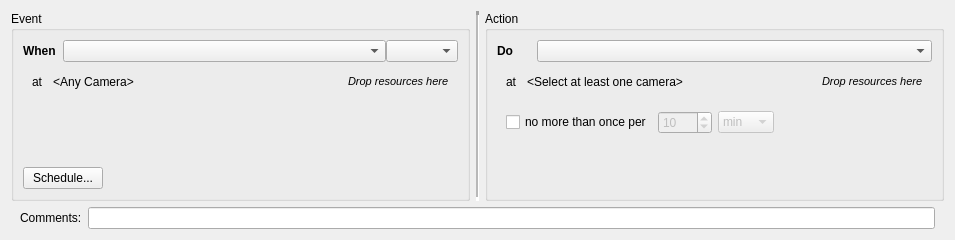
Old version of the form client/src/ui/widgets/business/business_rule_widget.ui in the repository networkoptix/nx_open.
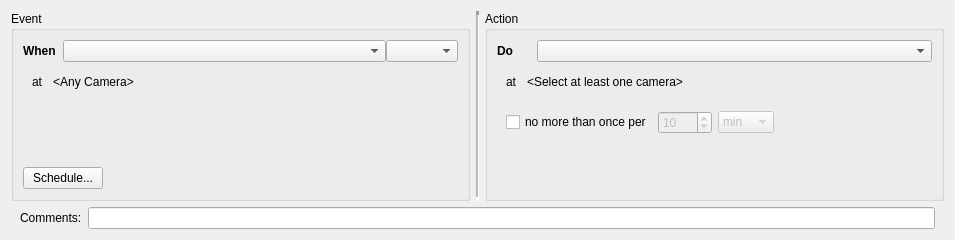
New version of the form. Icons and pictures are not drawn.

```diff
--- a/client/src/ui/widgets/business/business_rule_widget.ui
+++ b/client/src/ui/widgets/business/business_rule_widget.ui
@@ -97,13 +97,6 @@
              </property>
             </spacer>
            </item>
-           <item>
-            <widget class="QLabel" name="eventDropLabel">
-             <property name="text">
-              <string>&lt;html&gt;&lt;head/&gt;&lt;body&gt;&lt;p&gt;&lt;span style=&quot; font-size:8pt; font-style:italic;&quot;&gt;Drop resources here&lt;/span&gt;&lt;/p&gt;&lt;/body&gt;&lt;/html&gt;</string>
-             </property>
-            </widget>
-           </item>
           </layout>
          </widget>
         </item>
@@ -249,13 +242,6 @@
              </property>
             </spacer>
            </item>
-           <item>
-            <widget class="QLabel" name="actionDropLabel">
-             <property name="text">
-              <string>&lt;html&gt;&lt;head/&gt;&lt;body&gt;&lt;p&gt;&lt;span style=&quot; font-size:8pt; font-style:italic;&quot;&gt;Drop resources here&lt;/span&gt;&lt;/p&gt;&lt;/body&gt;&lt;/html&gt;</string>
-             </property>
-            </widget>
-           </item>
           </layout>
          </widget>
         </item>
```
Left out of the diff: 6 changed lines with no effect on the pictures.
